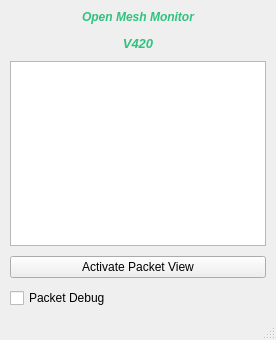
Above: gui/meshInterface/MainApp.ui from Dennis-Smith414/open-meshtastic-monitor before the change. Below: the same form after it.
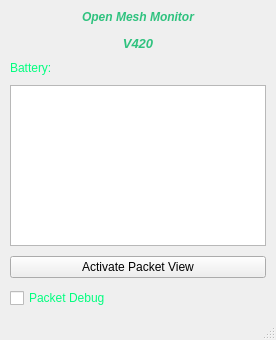
That is the form after the change.

Commit message: added json messages and battery indicator

```diff
--- a/gui/meshInterface/MainApp.ui
+++ b/gui/meshInterface/MainApp.ui
@@ -46,6 +46,17 @@
       </property>
      </widget>
     </item>
+    <item>
+     <widget class="QLabel" name="battery_status_label">
+      <property name="styleSheet">
+       <string notr="true">font: 9pt &quot;Sans Serif&quot;;
+color:rgb(0, 255, 127)</string>
+      </property>
+      <property name="text">
+       <string>Battery: </string>
+      </property>
+     </widget>
+    </item>
     <item>
      <widget class="QPlainTextEdit" name="packet_view">
       <property name="sizePolicy">
@@ -80,6 +91,10 @@
     </item>
     <item>
      <widget class="QCheckBox" name="debug_check">
+      <property name="styleSheet">
+       <string notr="true">font: 9pt &quot;Sans Serif&quot;;
+color:rgb(0, 255, 127)</string>
+      </property>
       <property name="text">
        <string>Packet Debug</string>
       </property>
```
The commit also changes 3 other files.
